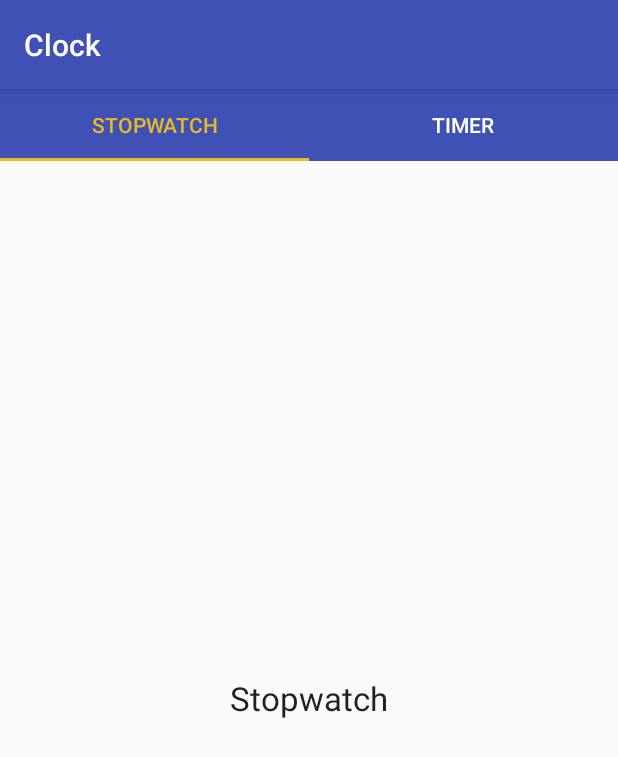
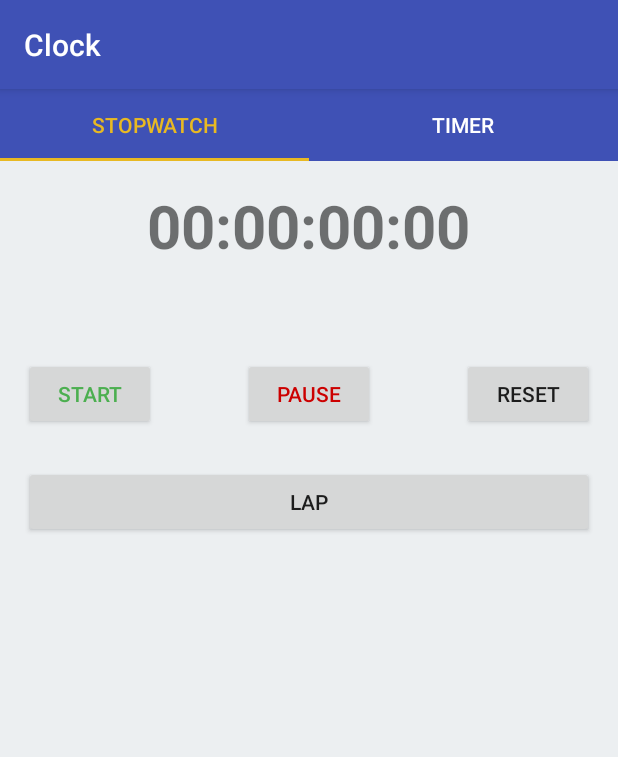
Before and after one commit to alex-t-nguyen/FitnessApp, an Android app: the stopwatchFragment screen opened directly, with no data from a screen before it, on a phone screen of 412 x 824 dp. Shown: the top 757 px of the screen. Run offline under Robolectric (Android 15) with nearby library versions, the phone set to English and light mode, and no system bars.

Commit message:
Stopwatch card working. Final design may not be complete yet

```diff
--- a/app/src/main/java/com/example/fitnessapp/stopwatchFragment.java
+++ b/app/src/main/java/com/example/fitnessapp/stopwatchFragment.java
@@ -1,9 +1,19 @@
 package com.example.fitnessapp;
 
+import android.content.Context;
+import android.os.AsyncTask;
 import android.os.Bundle;
+import android.os.Handler;
+import android.os.SystemClock;
+import android.util.Log;
 import android.view.LayoutInflater;
 import android.view.View;
 import android.view.ViewGroup;
+import android.widget.ArrayAdapter;
+import android.widget.Button;
+import android.widget.LinearLayout;
+import android.widget.ListView;
+import android.widget.TextView;
 
 import androidx.annotation.NonNull;
 import androidx.annotation.Nullable;
@@ -11,14 +21,146 @@ import androidx.fragment.app.Fragment;
 
 import com.example.fitnessapp.R;
 
-public class stopwatchFragment extends Fragment {
+import org.w3c.dom.Text;
+
+import java.util.ArrayList;
+import java.util.Arrays;
+import java.util.List;
+
+public class stopwatchFragment extends Fragment{
+
+    private static final String TAG = "stopwatchFragment";
+    private View view;
+
+    TextView textView ;
+
+    Button start, pause, reset, lap ;
+
+    long MillisecondTime, StartTime, TimeBuff, UpdateTime = 0L ;
+
+    Handler handler;
+
+    int Seconds, Minutes, MilliSeconds, Hours ;
+
+    ListView listView ;
+
+    String[] ListElements = new String[] {  };
+
+    List<String> ListElementsArrayList ;
+
+    ArrayAdapter<String> adapter ;
 
     public stopwatchFragment() {
 
     }
+
     @Nullable
     @Override
     public View onCreateView(@NonNull LayoutInflater inflater, @Nullable ViewGroup container, @Nullable Bundle savedInstanceState) {
-        return inflater.inflate(R.layout.stopwatch_fragment, container, false);
+        view = inflater.inflate(R.layout.stopwatch_fragment, container, false);
+
+        textView = (TextView)view.findViewById(R.id.timerValue);
+        start = (Button)view.findViewById(R.id.btnStart);
+        pause = (Button)view.findViewById(R.id.btnPause);
+        reset = (Button)view.findViewById(R.id.btnReset);
+        lap = (Button)view.findViewById(R.id.btnLap) ;
+        listView = (ListView)view.findViewById(R.id.lapsList);
+
+        handler = new Handler() ;
+
+        ListElementsArrayList = new ArrayList<String>(Arrays.asList(ListElements));
+
+        adapter = new ArrayAdapter<String>(getActivity(),
+                android.R.layout.simple_list_item_1,
+                ListElementsArrayList
+        );
+
+        listView.setAdapter(adapter);
+
+        start.setOnClickListener(new View.OnClickListener() {
+            @Override
+            public void onClick(View view) {
+
+                StartTime = SystemClock.uptimeMillis();
+                handler.postDelayed(runnable, 0);
+
+                reset.setEnabled(false);
+                start.setEnabled(false);
+
+            }
+        });
+
+        pause.setOnClickListener(new View.OnClickListener() {
+            @Override
+            public void onClick(View view) {
+
+                TimeBuff += MillisecondTime;
+
+                handler.removeCallbacks(runnable);
+
+                reset.setEnabled(true);
+
+            }
+        });
+
+        reset.setOnClickListener(new View.OnClickListener() {
+            @Override
+            public void onClick(View view) {
+
+                MillisecondTime = 0L ;
+                StartTime = 0L ;
+                TimeBuff = 0L ;
+                UpdateTime = 0L ;
+                Seconds = 0 ;
+                Minutes = 0 ;
+                MilliSeconds = 0 ;
+
+                textView.setText("00:00:00.00");
+
+                ListElementsArrayList.clear();
+
+                adapter.notifyDataSetChanged();
+            }
+        });
+
+        lap.setOnClickListener(new View.OnClickListener() {
+            @Override
+            public void onClick(View view) {
+
+                ListElementsArrayList.add(textView.getText().toString());
+
+                adapter.notifyDataSetChanged();
+
+            }
+        });
+
+        return view;
     }
+
+    public Runnable runnable = new Runnable() {
+
+        public void run() {
+
+            MillisecondTime = SystemClock.uptimeMillis() - StartTime;
+
+            UpdateTime = TimeBuff + MillisecondTime;
+
+            Seconds = (int) (UpdateTime / 1000);
+
+            Minutes = Seconds / 60;
+
+            Hours = Minutes / 60;
+
+            Seconds = Seconds % 60;
+
+            MilliSeconds = (int) ((UpdateTime / 10) % 100); // 1/100 of a second
+
+            textView.setText(String.format("%02d", Hours) + ":" + String.format("%02d", Minutes) + ":"
+                    + String.format("%02d", Seconds) + ":"
+                    + String.format("%02d", MilliSeconds));
+
+            handler.postDelayed(this, 0);
+        }
+
+    };
 }
--- /dev/null
+++ b/app/src/main/res/layout/clock_laps.xml
@@ -0,0 +1,11 @@
+<?xml version="1.0" encoding="utf-8"?>
+<LinearLayout xmlns:android="http://schemas.android.com/apk/res/android"
+    android:orientation="vertical" android:layout_width="match_parent"
+    android:layout_height="match_parent">
+
+    <TextView
+        android:id="@+id/laps"
+        android:layout_width="match_parent"
+        android:layout_height="wrap_content"
+        android:textSize="20sp" />
+</LinearLayout>
--- a/app/src/main/res/layout/stopwatch_fragment.xml
+++ b/app/src/main/res/layout/stopwatch_fragment.xml
@@ -1,12 +1,70 @@
 <?xml version="1.0" encoding="utf-8"?>
 <RelativeLayout xmlns:android="http://schemas.android.com/apk/res/android"
-    android:layout_width="match_parent" android:layout_height="match_parent">
+    xmlns:tools="http://schemas.android.com/tools"
+    android:id="@+id/activity_main"
+    android:layout_width="match_parent"
+    android:layout_height="match_parent"
+    android:paddingBottom="@dimen/activity_vertical_margin"
+    android:paddingLeft="@dimen/activity_horizontal_margin"
+    android:paddingRight="@dimen/activity_horizontal_margin"
+    android:paddingTop="@dimen/activity_vertical_margin"
+    android:background="#ECEFF1"
+    tools:context=".stopwatchFragment">
     <TextView
-        android:id="@+id/stopwatch_frag"
-        android:text="Stopwatch"
-        android:textAppearance="@style/Base.TextAppearance.AppCompat.Large"
         android:layout_width="wrap_content"
         android:layout_height="wrap_content"
-        android:layout_centerVertical="true"
+        android:id="@+id/timerValue"
+        android:text="00:00:00:00"
+        android:textSize="40sp"
+        android:textStyle="bold"
+        android:layout_marginBottom="20dp"
+        android:layout_alignParentTop="true"
         android:layout_centerHorizontal="true"/>
+
+    <Button
+        android:text="Start"
+        android:layout_width="wrap_content"
+        android:layout_height="wrap_content"
+        android:layout_below="@+id/timerValue"
+        android:layout_alignParentLeft="true"
+        android:layout_alignParentStart="true"
+        android:layout_marginTop="41dp"
+        android:id="@+id/btnStart"
+        android:textColor="@color/add_menu"/>
+
+    <Button
+        android:text="Pause"
+        android:layout_width="wrap_content"
+        android:layout_height="wrap_content"
+        android:id="@+id/btnPause"
+        android:layout_alignBaseline="@+id/btnStart"
+        android:layout_alignBottom="@+id/btnStart"
+        android:layout_centerHorizontal="true"
+        android:textColor="@color/workoutCard"/>
+
+    <Button
+        android:text="Reset"
+        android:layout_width="wrap_content"
+        android:layout_height="wrap_content"
+        android:layout_alignTop="@+id/btnPause"
+        android:layout_alignParentRight="true"
+        android:layout_alignParentEnd="true"
+        android:id="@+id/btnReset" />
+
+    <Button
+        android:text="Lap"
+        android:layout_width="fill_parent"
+        android:layout_height="wrap_content"
+        android:layout_marginTop="24dp"
+        android:id="@+id/btnLap"
+        android:layout_below="@+id/btnStart"
+        android:layout_centerHorizontal="true" />
+
+    <ListView
+        android:layout_width="match_parent"
+        android:layout_height="match_parent"
+        android:layout_below="@+id/btnLap"
+        android:layout_centerHorizontal="true"
+        android:layout_marginTop="12dp"
+        android:id="@+id/lapsList"/>
 </RelativeLayout>
```
